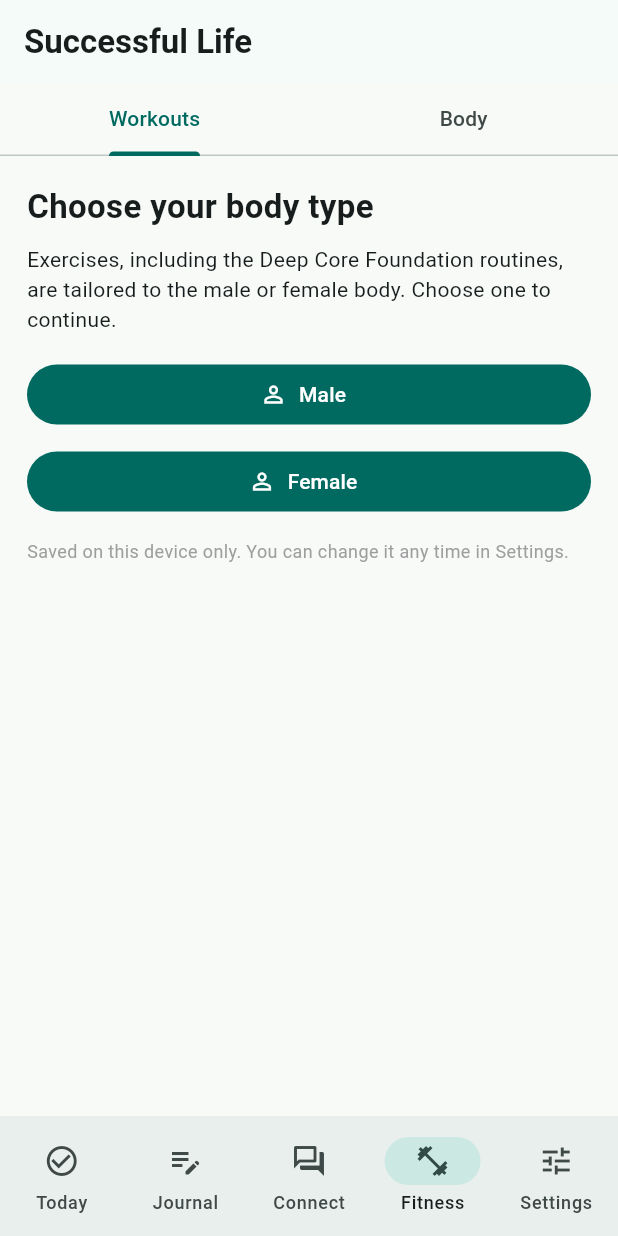
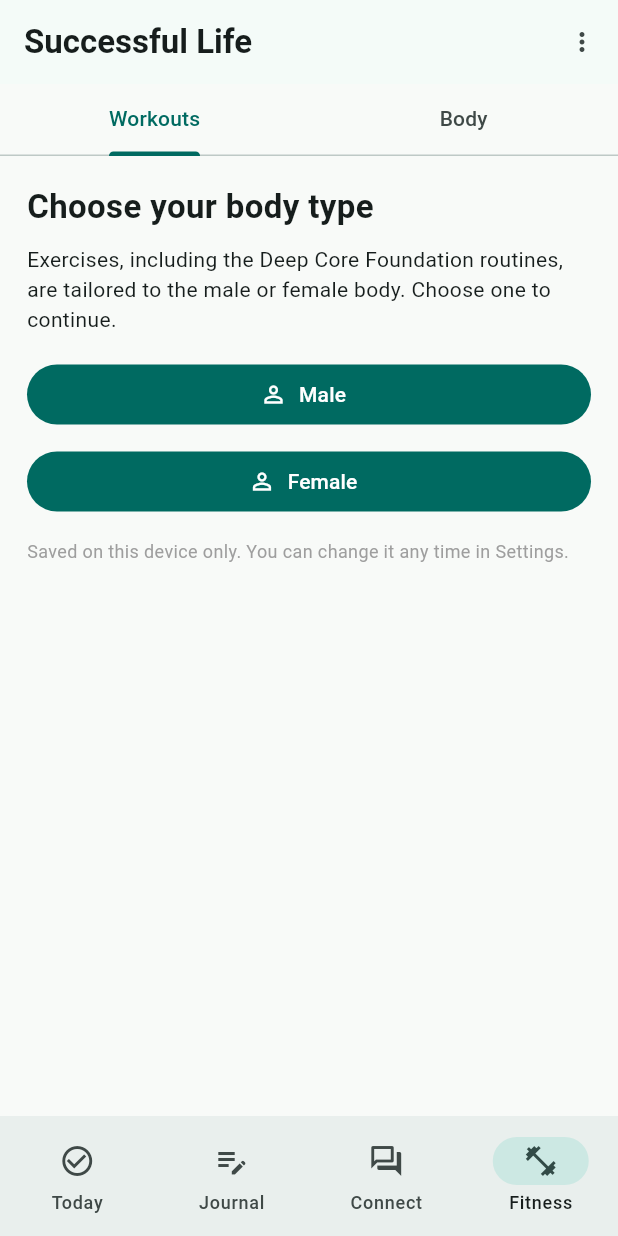
Before and after one commit to jbecher728/Successful-life, a Flutter app: the screen it shows after launch, item 4 of the bottom bar chosen, on a phone screen of 412 x 824 dp. Run offline on Flutter 3.47's test engine with Material 3 defaults, Android fonts, the phone set to English and light mode, and no system bars; our stand-ins replace file_picker, flutter_local_notifications, flutter_timezone, share_plus, shared_preferences, timezone.

Commit message:
Move Settings to top-right menu; require Male/Female for Body tab
Co-Authored-By: Claude Sonnet 5.5 <noreply@anthropic.com>
Claude-Session: https://claude.ai/code/session_014i4nPucK1iWPcjgRENtCoJ

```diff
--- a/lib/body.dart
+++ b/lib/body.dart
@@ -26,7 +26,8 @@ double? _parse(String s) => double.tryParse(s.trim().replaceAll(',', '.'));
 class BodyPage extends StatefulWidget {
   final SharedPreferences prefs;
   final String? sex;
-  const BodyPage({super.key, required this.prefs, required this.sex});
+  final Future<void> Function(String) onSex;
+  const BodyPage({super.key, required this.prefs, required this.sex, required this.onSex});
   @override
   State<BodyPage> createState() => _BodyPageState();
 }
@@ -268,6 +269,9 @@ class _BodyPageState extends State<BodyPage> {
 
   @override
   Widget build(BuildContext context) {
+    if (widget.sex == null) {
+      return SexGate(onSex: widget.onSex, message: 'Body tracking and guidance are tailored to the male or female body. Choose one to continue.');
+    }
     final last = log.isEmpty ? null : log.last;
     return ListView(padding: const EdgeInsets.all(18), children: [
       const Text('Body', style: TextStyle(fontSize: 22, fontWeight: FontWeight.bold)),
--- a/lib/common.dart
+++ b/lib/common.dart
@@ -1,3 +1,5 @@
+import 'package:flutter/material.dart';
+
 String dayKey(DateTime d) =>
     '${d.year.toString().padLeft(4, '0')}-${d.month.toString().padLeft(2, '0')}-${d.day.toString().padLeft(2, '0')}';
 
@@ -11,3 +13,24 @@ String csvCell(Object? v) {
 }
 
 String csvRow(List<Object?> cells) => cells.map(csvCell).join(',');
+
+/// Shown in place of body-specific features until Male or Female is chosen.
+class SexGate extends StatelessWidget {
+  final String message;
+  final Future<void> Function(String) onSex;
+  const SexGate({super.key, required this.message, required this.onSex});
+  @override
+  Widget build(BuildContext context) {
+    return ListView(padding: const EdgeInsets.all(18), children: [
+      const Text('Choose your body type', style: TextStyle(fontSize: 22, fontWeight: FontWeight.bold)),
+      const SizedBox(height: 10),
+      Text(message),
+      const SizedBox(height: 16),
+      FilledButton.icon(onPressed: () => onSex('male'), icon: const Icon(Icons.person_outline), label: const Text('Male')),
+      const SizedBox(height: 10),
+      FilledButton.icon(onPressed: () => onSex('female'), icon: const Icon(Icons.person_outline), label: const Text('Female')),
+      const SizedBox(height: 14),
+      const Text('Saved on this device only. You can change it any time in Settings.', style: TextStyle(fontSize: 12, color: Colors.grey)),
+    ]);
+  }
+}
--- a/lib/exercise.dart
+++ b/lib/exercise.dart
@@ -58,7 +58,7 @@ class FitnessPage extends StatelessWidget {
         Expanded(
           child: TabBarView(children: [
             ExercisePage(prefs: prefs, sex: sex, onSex: onSex),
-            BodyPage(prefs: prefs, sex: sex),
+            BodyPage(prefs: prefs, sex: sex, onSex: onSex),
           ]),
         ),
       ]),
@@ -227,17 +227,7 @@ class _ExercisePageState extends State<ExercisePage> {
     final list = all;
     if (list == null) return const Center(child: CircularProgressIndicator());
     if (widget.sex == null) {
-      return ListView(padding: const EdgeInsets.all(18), children: [
-        const Text('Choose your body type', style: TextStyle(fontSize: 22, fontWeight: FontWeight.bold)),
-        const SizedBox(height: 10),
-        const Text('Exercises, including the Deep Core Foundation routines, are tailored to the male or female body. Choose one to continue.'),
-        const SizedBox(height: 16),
-        FilledButton.icon(onPressed: () => widget.onSex('male'), icon: const Icon(Icons.person_outline), label: const Text('Male')),
-        const SizedBox(height: 10),
-        FilledButton.icon(onPressed: () => widget.onSex('female'), icon: const Icon(Icons.person_outline), label: const Text('Female')),
-        const SizedBox(height: 14),
-        const Text('Saved on this device only. You can change it any time in Settings.', style: TextStyle(fontSize: 12, color: Colors.grey)),
-      ]);
+      return SexGate(onSex: widget.onSex, message: 'Exercises, including the Deep Core Foundation routines, are tailored to the male or female body. Choose one to continue.');
     }
     final byId = {for (final e in list) e.id: e};
     final browse = _eligible()
--- a/lib/main.dart
+++ b/lib/main.dart
@@ -60,6 +60,7 @@ class _HomePageState extends State<HomePage> {
   SharedPreferences? prefs;
   late DateTime start;
   int tab=0;
+  bool inSettings=false;
   Map<String,dynamic> entries={};
   List<bool> reminders=[true,true,true];
   List<int> hours=[8,13,20];
@@ -181,14 +182,17 @@ class _HomePageState extends State<HomePage> {
     if(prefs==null)return const Scaffold(body:Center(child:CircularProgressIndicator()));
     _refreshDay();
     return Scaffold(
-      appBar:AppBar(title:const Text('Successful Life',style:TextStyle(fontWeight:FontWeight.bold))),
-      body:SafeArea(child:IndexedStack(index:tab,children:[_todayHome(),_journal(),ConnectPage(prefs:prefs!),FitnessPage(prefs:prefs!,sex:sex,onSex:_setSex),_settings()])),
-      bottomNavigationBar:NavigationBar(selectedIndex:tab,onDestinationSelected:(v){setState(()=>tab=v);},destinations:const [
+      appBar:AppBar(
+        leading:inSettings?IconButton(icon:const Icon(Icons.arrow_back),onPressed:()=>setState(()=>inSettings=false)):null,
+        title:Text(inSettings?'Settings':'Successful Life',style:const TextStyle(fontWeight:FontWeight.bold)),
+        actions:inSettings?null:[PopupMenuButton<String>(icon:const Icon(Icons.more_vert),iconSize:20,tooltip:'Menu',onSelected:(v){if(v=='settings')setState(()=>inSettings=true);},itemBuilder:(ctx)=>const [PopupMenuItem<String>(value:'settings',child:Text('Settings'))])],
+      ),
+      body:SafeArea(child:inSettings?_settings():IndexedStack(index:tab,children:[_todayHome(),_journal(),ConnectPage(prefs:prefs!),FitnessPage(prefs:prefs!,sex:sex,onSex:_setSex)])),
+      bottomNavigationBar:NavigationBar(selectedIndex:tab,onDestinationSelected:(v){setState((){tab=v;inSettings=false;});},destinations:const [
         NavigationDestination(icon:Icon(Icons.check_circle_outline),label:'Today'),
         NavigationDestination(icon:Icon(Icons.edit_note),label:'Journal'),
         NavigationDestination(icon:Icon(Icons.forum_outlined),label:'Connect'),
         NavigationDestination(icon:Icon(Icons.fitness_center),label:'Fitness'),
-        NavigationDestination(icon:Icon(Icons.tune),label:'Settings'),
       ]),
     );
   }
```
Also changed, not shown: 1 other file.
